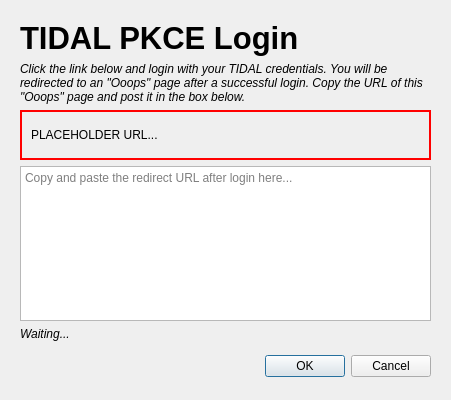
Qt form tidal_dl_ng/ui/dialog_login.ui (exislow/tidal-dl-ng) before a commit.
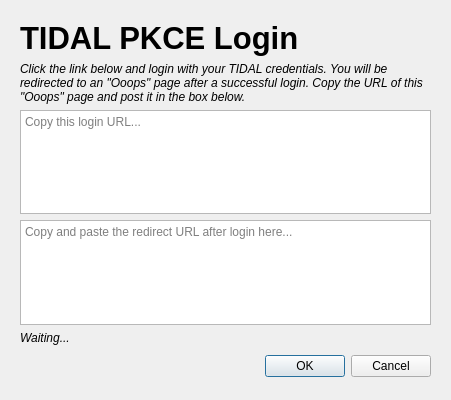
The same form after that commit.

Commit message: ✨ Login URL will get wrapped.

What changed in the file:
```diff
--- a/tidal_dl_ng/ui/dialog_login.ui
+++ b/tidal_dl_ng/ui/dialog_login.ui
@@ -50,7 +50,7 @@
      <x>20</x>
      <y>20</y>
      <width>411</width>
-     <height>321</height>
+     <height>325</height>
     </rect>
    </property>
    <layout class="QVBoxLayout" name="lv_main">
@@ -95,33 +95,9 @@
      </widget>
     </item>
     <item>
-     <widget class="QLabel" name="l_url_login">
-      <property name="sizePolicy">
-       <sizepolicy hsizetype="Expanding" vsizetype="Expanding">
-        <horstretch>0</horstretch>
-        <verstretch>0</verstretch>
-       </sizepolicy>
-      </property>
-      <property name="minimumSize">
-       <size>
-        <width>0</width>
-        <height>50</height>
-       </size>
-      </property>
-      <property name="baseSize">
-       <size>
-        <width>0</width>
-        <height>0</height>
-       </size>
-      </property>
-      <property name="styleSheet">
-       <string notr="true">border: 2px solid red; padding: 6px</string>
-      </property>
-      <property name="text">
-       <string>PLACEHOLDER URL...</string>
-      </property>
-      <property name="wordWrap">
-       <bool>true</bool>
+     <widget class="QTextBrowser" name="tb_url_login">
+      <property name="placeholderText">
+       <string>Copy this login URL...</string>
       </property>
       <property name="openExternalLinks">
        <bool>true</bool>
```
The commit also changes 2 other files.
